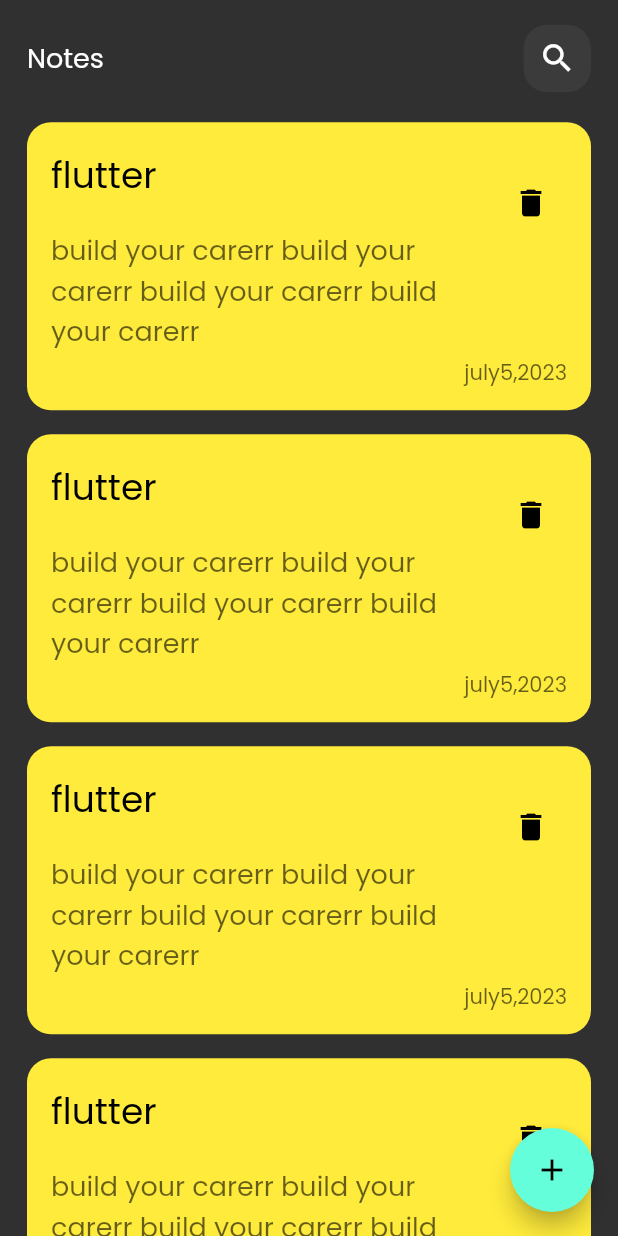
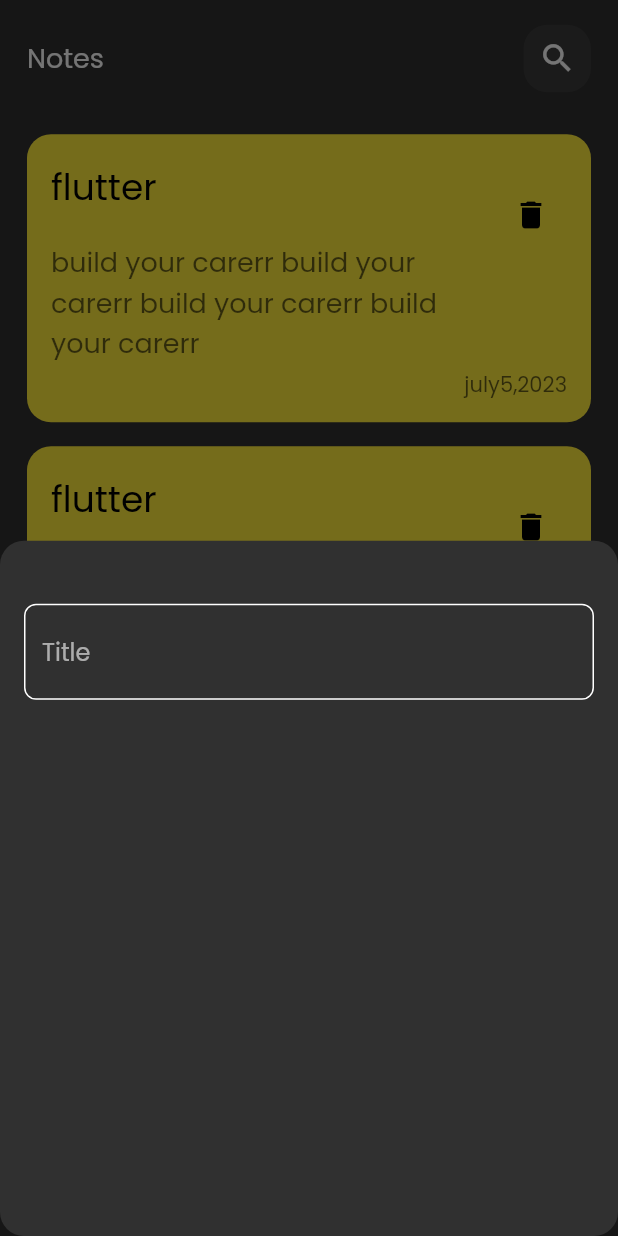
Before and after one commit to MohamedFouad99/notes_app_with_hive, a Flutter app: the screen it shows after launch, after a tap on the "add" icon, on a phone screen of 412 x 824 dp. Run offline on Flutter 3.47's test engine with Material 2 defaults, Android fonts, the light colour scheme and no system bars.

Commit message:
create_custom_text_field&model_buttom_sheet

```diff
--- /dev/null
+++ b/lib/constant/color.dart
@@ -0,0 +1,3 @@
+import 'package:flutter/material.dart';
+
+const kPrimaryColor = Color(0xff62FCD7);
--- a/lib/views/notes_view.dart
+++ b/lib/views/notes_view.dart
@@ -1,4 +1,5 @@
 import 'package:flutter/material.dart';
+import '../widgets/add_note_bottom_sheet.dart';
 import '../widgets/notes_view_body.dart';
 
 class NotesView extends StatelessWidget {
@@ -8,7 +9,15 @@
   Widget build(BuildContext context) {
     return Scaffold(
         floatingActionButton: FloatingActionButton(
-          onPressed: () {},
+          onPressed: () {
+            showModalBottomSheet(
+                shape: RoundedRectangleBorder(
+                    borderRadius: BorderRadius.circular(16)),
+                context: context,
+                builder: (context) {
+                  return const AddNoteBottomSheet();
+                });
+          },
           child: const Icon(Icons.add),
         ),
         body: const NotesViewBody());
--- /dev/null
+++ b/lib/widgets/add_note_bottom_sheet.dart
@@ -0,0 +1,21 @@
+import 'package:flutter/material.dart';
+import 'package:notes_app_with_hive/widgets/custom_text_field.dart';
+
+class AddNoteBottomSheet extends StatelessWidget {
+  const AddNoteBottomSheet({super.key});
+
+  @override
+  Widget build(BuildContext context) {
+    return Padding(
+      padding: const EdgeInsets.all(16),
+      child: Column(
+        children: const [
+          SizedBox(
+            height: 26,
+          ),
+          CustomTextFiled(),
+        ],
+      ),
+    );
+  }
+}
--- /dev/null
+++ b/lib/widgets/custom_text_field.dart
@@ -0,0 +1,23 @@
+import 'package:flutter/material.dart';
+import 'package:notes_app_with_hive/constant/color.dart';
+
+class CustomTextFiled extends StatelessWidget {
+  const CustomTextFiled({super.key});
+
+  @override
+  Widget build(BuildContext context) {
+    return TextField(
+      cursorColor: kPrimaryColor,
+      decoration: InputDecoration(
+        hintText: 'Title',
+        border: buildBorder(),
+        enabledBorder: buildBorder(),
+        focusedBorder: buildBorder(kPrimaryColor),
+      ),
+    );
+  }
+
+  OutlineInputBorder buildBorder([color]) => OutlineInputBorder(
+      borderRadius: BorderRadius.circular(8),
+      borderSide: BorderSide(color: color ?? Colors.white));
+}
--- a/lib/widgets/notes_list_view.dart
+++ b/lib/widgets/notes_list_view.dart
@@ -7,11 +7,16 @@
 
   @override
   Widget build(BuildContext context) {
-    return ListView.builder(itemBuilder: ((context, index) {
-      return const Padding(
-        padding: EdgeInsets.symmetric(vertical: 8),
-        child: NoteItem(),
-      );
-    }));
+    return Padding(
+      padding: const EdgeInsets.symmetric(vertical: 8),
+      child: ListView.builder(
+          padding: EdgeInsets.zero,
+          itemBuilder: ((context, index) {
+            return const Padding(
+              padding: EdgeInsets.symmetric(vertical: 8),
+              child: NoteItem(),
+            );
+          })),
+    );
   }
 }
```
